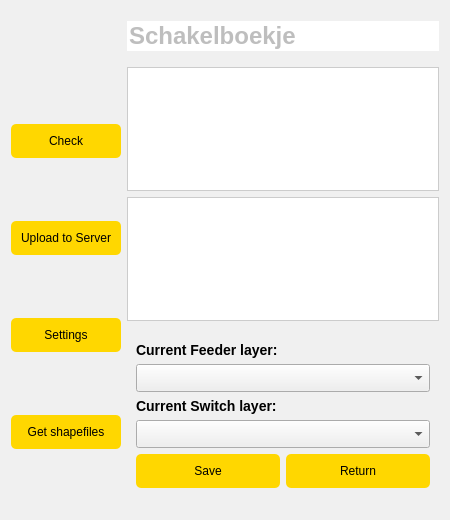
First picture: the form in Server_uploader_dialog_base.ui, repository bramwuytss/QGIS-Plugin, before the edit.
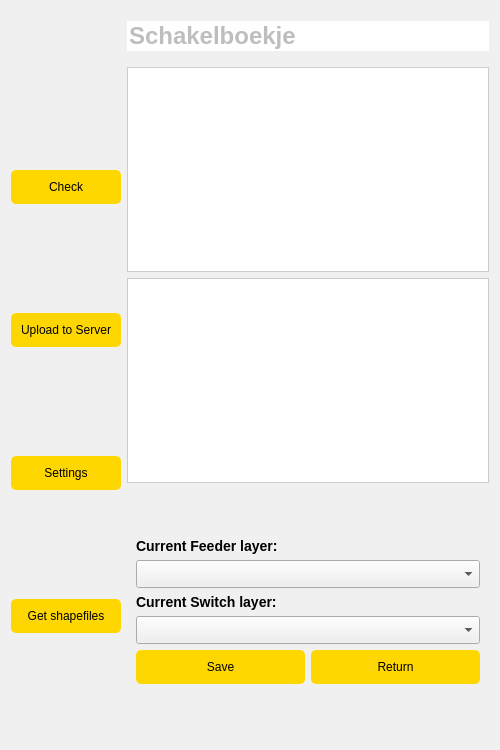
Second picture: the form after the edit. Icons and pictures are not drawn.

Commit message: UI groter gemaakt

Patch:
```diff
--- a/Server_uploader_dialog_base.ui
+++ b/Server_uploader_dialog_base.ui
@@ -6,8 +6,8 @@
    <rect>
     <x>0</x>
     <y>0</y>
-    <width>450</width>
-    <height>520</height>
+    <width>500</width>
+    <height>750</height>
    </rect>
   </property>
   <property name="windowTitle">
```
